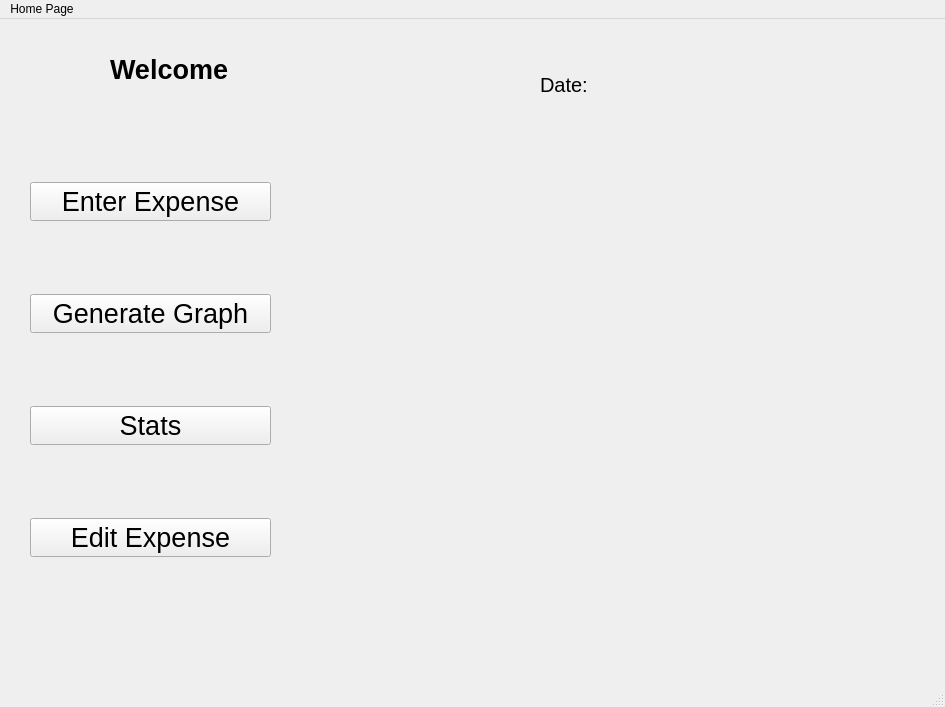
Qt form mind_your_money/Mind_Your_Money/mainwindow.ui (pukaradhikari1/EndSemProject-1) before a commit.
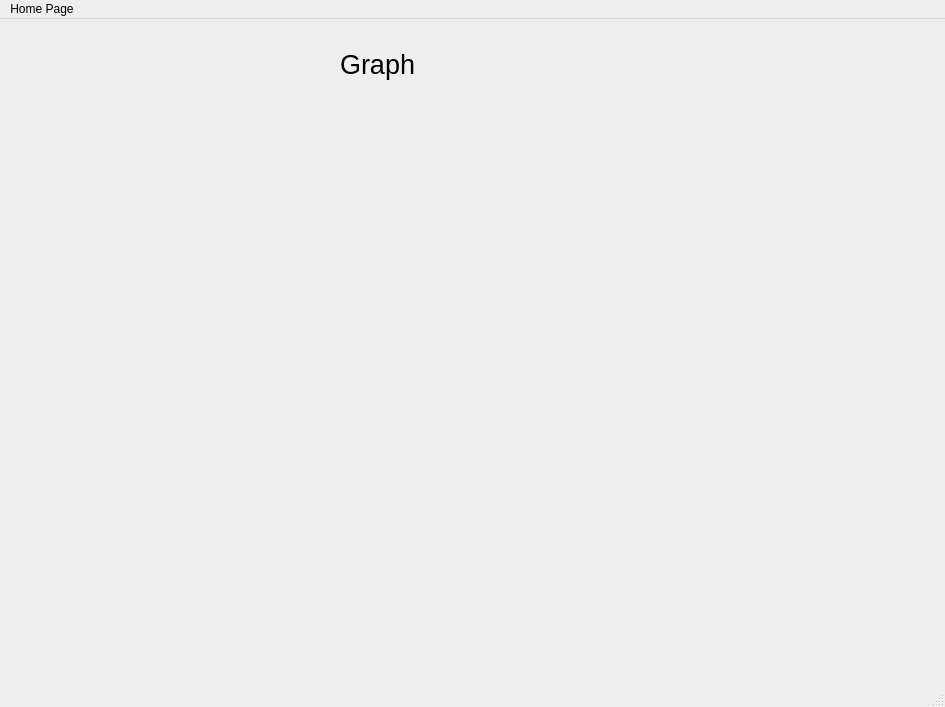
The same form after that commit. The open tabs and pages were chosen to show the change.

Patch:
```diff
--- a/mind_your_money/Mind_Your_Money/mainwindow.ui
+++ b/mind_your_money/Mind_Your_Money/mainwindow.ui
@@ -781,6 +781,36 @@
       </layout>
      </widget>
     </widget>
+    <widget class="QWidget" name="page_7">
+     <widget class="QLabel" name="label_22">
+      <property name="geometry">
+       <rect>
+        <x>340</x>
+        <y>20</y>
+        <width>301</width>
+        <height>51</height>
+       </rect>
+      </property>
+      <property name="text">
+       <string>Graph</string>
+      </property>
+     </widget>
+    </widget>
+    <widget class="QWidget" name="page_8">
+     <widget class="QLabel" name="label_23">
+      <property name="geometry">
+       <rect>
+        <x>370</x>
+        <y>60</y>
+        <width>221</width>
+        <height>51</height>
+       </rect>
+      </property>
+      <property name="text">
+       <string>Expense Report</string>
+      </property>
+     </widget>
+    </widget>
    </widget>
   </widget>
   <widget class="QMenuBar" name="menubar">
```
Left out of the diff: 15 changed lines with no effect on the pictures.
